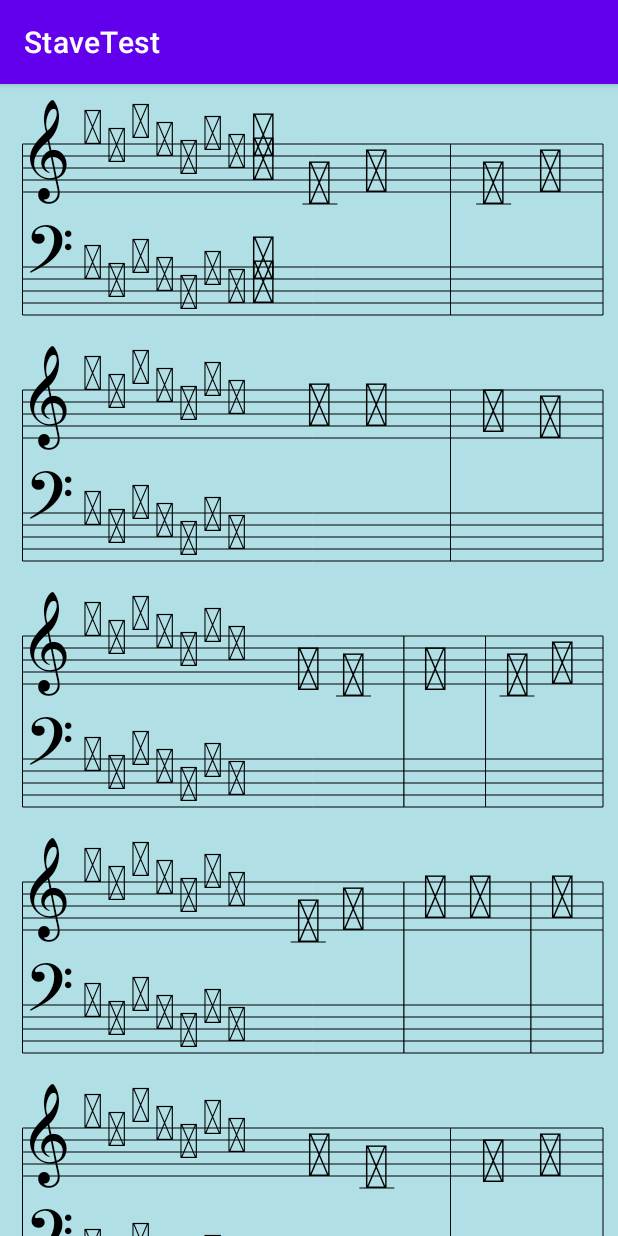
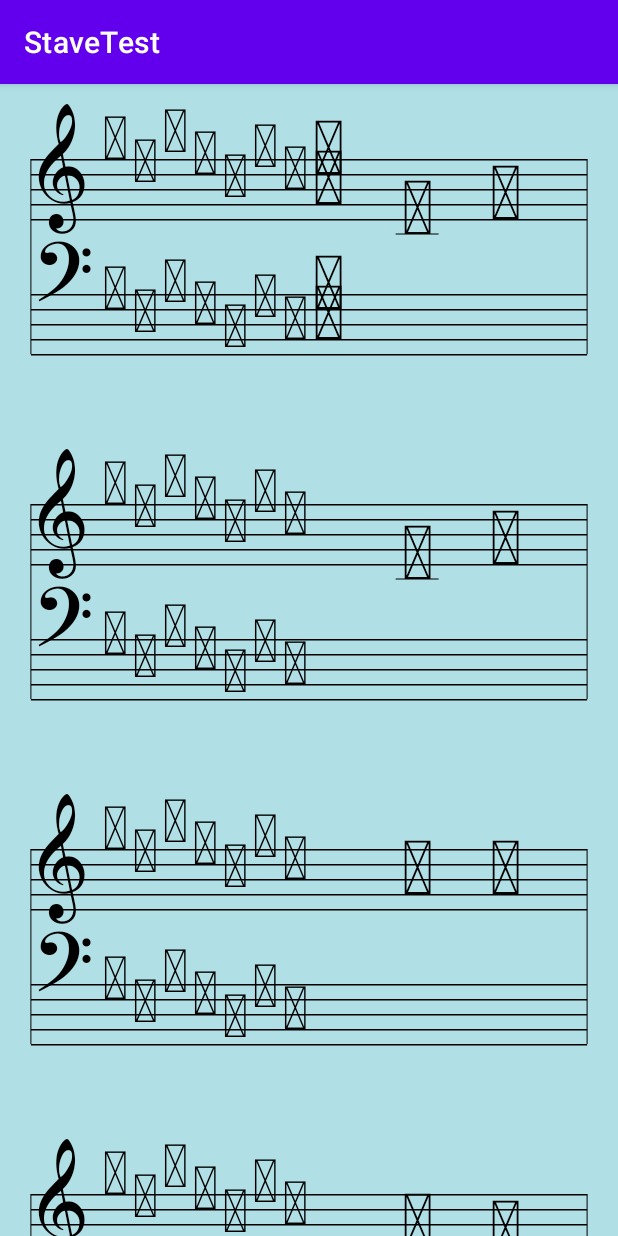
Before and after one commit to florinmuscalu/Zekon-Music-Skore, an Android app: the screen it shows after launch (MainActivity), on a phone screen of 412 x 824 dp. Run offline under Robolectric (Android 15) with nearby library versions, the phone set to English and light mode, and no system bars; 1 statement that could not run was skipped.

Commit message:
Lots of bug fixes.

```diff
--- a/app/src/main/java/com/example/stavetest/MainActivity.java
+++ b/app/src/main/java/com/example/stavetest/MainActivity.java
@@ -35,12 +35,12 @@
         s.setSecondStaveClef(FM_ClefValue.BASS);
         s.setTimeSignature(FM_TimeSignature._4_4);
         s.setKeySignature(FM_KeySignatureValue.DOb);
-        s.setDistanceBetweenStaveLines(8);
+        s.setDistanceBetweenStaveLines(10);
         s.setNoteSpacing(0);
         s.setTimeSignature(FM_TimeSignature._2_4);
         s.setKeySignature(FM_KeySignatureValue.DOsharp);
         s.setAlign(FM_Align.CENTER);
-
+        s.setPaddingT(5);
         addSimpleMelodic();
         addRandom();
 
--- a/app/src/main/java/ro/florinm/FM_Score/FM_Note.java
+++ b/app/src/main/java/ro/florinm/FM_Score/FM_Note.java
@@ -125,7 +125,7 @@
         String s = FM_Const.FillNote;
         if (duration == 1 || duration == 51) s = FM_Const._1Note;
         if (duration == 2 || duration == 52) s = FM_Const.EmptyNote;
-        if (all) s = toString();
+        if (all) s = toStringNote();
         return font.measureText(s);
     }
 
@@ -139,7 +139,7 @@
     }
 
     public float WidthAllNoDot(Paint font) {
-        return WidthAll(font) - font.measureText(toStringDot()) - paddingDot;
+        return WidthAll(font, false) - font.measureText(toStringDot()) - paddingDot;
     }
 
     public void DrawNote(Canvas canvas) {
@@ -150,7 +150,7 @@
         float dy;
         boolean l = false;
         float offset = getDisplacement();
-        if (offset >= 5.0f || offset <= 1.0f) l = true;
+        if (offset >= 5.0f || offset < 0.0f) l = true;
         dy = StartY1 + offset * Stave.getDistanceBetweenStaveLines();
         if (l) {
             if (offset >= 5.0f)
@@ -158,8 +158,8 @@
                     ly = StartY1 + i * Stave.getDistanceBetweenStaveLines();
                     canvas.drawLine(StartX + padding + WidthAccidental(Stave.StaveFont) + paddingNote - Stave.getDistanceBetweenStaveLines() / 3, ly, StartX + padding + WidthAccidental(Stave.StaveFont) + paddingNote + WidthNote(Stave.StaveFont) + Stave.getDistanceBetweenStaveLines() / 3, ly, Stave.StaveLineColor);
                 }
-            if (offset <= 1.0f)
-                for (int i = 1; i >= offset; i--) {
+            if (offset < 0.0f)
+                for (int i = -1; i >= offset; i--) {
                     ly = StartY1 + i * Stave.getDistanceBetweenStaveLines();
                     canvas.drawLine(StartX + padding + WidthAccidental(Stave.StaveFont) + paddingNote - Stave.getDistanceBetweenStaveLines() / 3, ly, StartX + padding + WidthAccidental(Stave.StaveFont) + paddingNote + WidthNote(Stave.StaveFont) + Stave.getDistanceBetweenStaveLines() / 3, ly, Stave.StaveLineColor);
                 }
--- a/app/src/main/java/ro/florinm/FM_Score/FM_Score.java
+++ b/app/src/main/java/ro/florinm/FM_Score/FM_Score.java
@@ -29,12 +29,11 @@
     protected Paint StaveFont;
     FM_KeySignature FirstStaveKey, SecondStaveKey;
     private float DistanceBetweenStaveLines;
-    private float DistanceBetweenStaves;
-    private float DistanceBetweenLines;
+    private float DistanceBetweenStaves_cnt;                //Distance between Staves as number of distances between lines
+    private float DistanceBetweenRows_cnt;                 //Distance between Rows of staves as number of distances between lines
     protected Paint StaveLineColor;
-    private float PaddingTop;
-    float PaddingStart;
-    float PaddingEnd;
+    private float PaddingT_cnt, PaddingS_p, PaddingE_p;     //padding Start and padding End are set as percentange of the total width
+    private float PaddingS, PaddingE;                       //padding Top is set as number of Distances between Lines.
     private boolean StartBar;
     private boolean EndBar;
     @FM_ClefValue private int FirstStaveClef, SecondStaveClef;
@@ -63,14 +62,14 @@
         StaveFont = new Paint();
         StaveFont.setAntiAlias(true);
         StaveFont.setTypeface(bravura);
-        StaveFont.setColor(StaveLineColor.getColor());
+        StaveFont.setColor(Color);
         Lines = 1;
         setDistanceBetweenStaveLines(10);
-        setDistanceBetweenStaves(50);
-        setDistanceBetweenLines(50);
-        setPaddingTop(40);
-        setPaddingStart(15);
-        setPaddingEnd(10);
+        setDistanceBetweenStaves(5);
+        setDistanceBetweenRows(10);
+        setPaddingT(5);
+        setPaddingS(5);
+        setPaddingE(5);
         setStartBar(true);
         setEndBar(true);
         StaffCount = FM_StaffCount._1;
@@ -125,11 +124,17 @@
     @Override
     protected void onMeasure(int widthMeasureSpec, int heightMeasureSpec) {
         try {
-            int MaxHeight = (int) (PaddingTop + (Lines * (4 * DistanceBetweenStaveLines + DistanceBetweenLines)));
+            int MaxHeight = (int) (getPaddingT() + (Lines * (4 * DistanceBetweenStaveLines + getDistanceBetweenRows())));
             if (StaffCount == FM_StaffCount._2)
-                MaxHeight = MaxHeight + Lines * (int)(DistanceBetweenStaves + 4 * DistanceBetweenStaveLines);
+                MaxHeight = MaxHeight + Lines * (int)(getDistanceBetweenStaves() + 4 * DistanceBetweenStaveLines);
+
             heightMeasureSpec = MeasureSpec.makeMeasureSpec(MaxHeight, MeasureSpec.AT_MOST);
             getLayoutParams().height = MaxHeight;
+//            int tmp = MeasureSpec.makeMeasureSpec(MaxHeight, MeasureSpec.AT_MOST);
+//            if (tmp > heightMeasureSpec) {
+//                heightMeasureSpec = tmp;
+//                getLayoutParams().height = MaxHeight;
+//            }
         } catch (Exception ignored) {
         } finally {
             super.onMeasure(widthMeasureSpec, heightMeasureSpec);
@@ -138,9 +143,11 @@
 
     @Override
     public void onSizeChanged(int width, int height, int old_width, int old_height) {
+        if (width < 100) width = 100;
         super.onSizeChanged(width, height, old_width, old_height);
         this.width = width;
-        this.height = height;
+        PaddingS = PaddingS_p * width / 100.f;
+        PaddingE = PaddingE_p * width / 100.f;
         ComputeLines();
         invalidate();
         requestLayout();
@@ -149,8 +156,8 @@
     @SuppressLint("DrawAllocation")
     @Override
     protected void onDraw(Canvas canvas) {
-        float ys1 = PaddingTop;
-        float ys2 = PaddingTop;
+        float ys1 = getPaddingT();
+        float ys2;
         float BarYs = 0;
         float BarYe = 0;
         for (int l = 0; l < Lines; l++) {
@@ -158,23 +165,23 @@
             BarYs = ys1;
             BarYe = ys1 + 4 * DistanceBetweenStaveLines;
             //draw stave lines
-            for (int i = 0; i < 5; i++) canvas.drawLine(PaddingStart, ys1 + i * DistanceBetweenStaveLines, width - PaddingEnd, ys1 + i * DistanceBetweenStaveLines, StaveLineColor);
+            for (int i = 0; i < 5; i++) canvas.drawRect(PaddingS, ys1 + i * DistanceBetweenStaveLines, width - PaddingE, ys1 + i * DistanceBetweenStaveLines + FM_Const.dpTOpx(context, 1), StaveLineColor);
             //draw clef
             if (FirstStaveClef == FM_ClefValue.TREBLE) DrawTrebleClef(canvas, ys1);
             else DrawBassClef(canvas, ys1);
             //draw keySignature
-            FirstStaveKey.SetDrawParameters(PaddingStart + getClefWidth(), ys1, ys1);
+            FirstStaveKey.SetDrawParameters(PaddingS + getClefWidth(), ys1, ys1);
             FirstStaveKey.DrawNote(canvas);
             //draw timeSignature
             if (l == 0) DrawTimeSignature(canvas, ys1);
 
             if (StaffCount == FM_StaffCount._2) {
-                ys2 = ys1 + (DistanceBetweenStaves + 4 * DistanceBetweenStaveLines);
+                ys2 = ys1 + (getDistanceBetweenStaves() + 4 * DistanceBetweenStaveLines);
                 BarYe = ys2 + 4 * DistanceBetweenStaveLines;
-                for (int i = 0; i < 5; i++) canvas.drawLine(PaddingStart, ys2 + i * DistanceBetweenStaveLines, width - PaddingEnd, ys2 + i * DistanceBetweenStaveLines, StaveLineColor);
+                for (int i = 0; i < 5; i++) canvas.drawRect(PaddingS, ys2 + i * DistanceBetweenStaveLines, width - PaddingE, ys2 + i * DistanceBetweenStaveLines + FM_Const.dpTOpx(context, 1), StaveLineColor);
                 if (SecondStaveClef == FM_ClefValue.TREBLE) DrawTrebleClef(canvas, ys2);
                 else DrawBassClef(canvas, ys2);
-                SecondStaveKey.SetDrawParameters(PaddingStart + getClefWidth(), ys2, ys2);
+                SecondStaveKey.SetDrawParameters(PaddingS + getClefWidth(), ys2, ys2);
                 SecondStaveKey.DrawNote(canvas);
                 if (l == 0) DrawTimeSignature(canvas, ys2);
 
@@ -188,14 +195,14 @@
                     int height = bounds.height();
                     f.setTextSize(f.getTextSize() * (BarYe - BarYs) / height);
                     f.setColor(StaveFont.getColor());
-                    canvas.drawText(FM_Const.Bracket, PaddingStart - f.measureText(FM_Const.Bracket) - 2, ys2 + 4 * DistanceBetweenStaveLines, f);
+                    canvas.drawText(FM_Const.Bracket, PaddingS - f.measureText(FM_Const.Bracket) - 2, ys2 + 4 * DistanceBetweenStaveLines, f);
                 }
                 //End Draw Bracket
             }
 
-            if (StartBar) canvas.drawLine(PaddingStart, BarYs, PaddingStart, BarYe, StaveLineColor);
-            if (EndBar) canvas.drawLine(width - PaddingEnd, BarYs, width - PaddingEnd, BarYe, StaveLineColor);
-            ys1 = ys2 + (DistanceBetweenLines + 4 * DistanceBetweenStaveLines);
+            if (StartBar) canvas.drawLine(PaddingS, BarYs, PaddingS, BarYe, StaveLineColor);
+            if (EndBar) canvas.drawLine(width - PaddingE, BarYs, width - PaddingE, BarYe, StaveLineColor);
+            ys1 = ys2 + (getDistanceBetweenRows() + 4 * DistanceBetweenStaveLines);
         }
 
         for (int i = 0; i < StaveNotes.size(); i++) StaveNotes.get(i).DrawNote(canvas);
@@ -204,11 +211,11 @@
         for (int j = 0; j < Beams.size(); j++) Beams.get(j).Draw(this, canvas);
 
         if (EndBar) {
-            canvas.drawRect(width - PaddingEnd - FM_Const.dpTOpx(context,DistanceBetweenStaveLines / 7), BarYs, width - PaddingEnd, BarYe, StaveLineColor);
-            canvas.drawRect(width - PaddingEnd - FM_Const.dpTOpx(context,DistanceBetweenStaveLines * 2 / 7), BarYs, width - PaddingEnd - FM_Const.dpTOpx(context,DistanceBetweenStaveLines *17 / 70), BarYe, StaveLineColor);
+            canvas.drawRect(width - PaddingE - FM_Const.dpTOpx(context,DistanceBetweenStaveLines / 7), BarYs, width - PaddingE, BarYe, StaveLineColor);
+            canvas.drawRect(width - PaddingE - FM_Const.dpTOpx(context,DistanceBetweenStaveLines * 2 / 7), BarYs, width - PaddingE - FM_Const.dpTOpx(context,DistanceBetweenStaveLines *17 / 70), BarYe, StaveLineColor);
 
-            //canvas.drawLine(width - PaddingEnd - 10, BarYs, width - PaddingEnd - 10, BarYe, StaveLineColor);
-            //canvas.drawLine(width - PaddingEnd - 11, BarYs, width - PaddingEnd - 11, BarYe, StaveLineColor);
+            //canvas.drawLine(width - PaddingE - 10, BarYs, width - PaddingE - 10, BarYe, StaveLineColor);
+            //canvas.drawLine(width - PaddingE - 11, BarYs, width - PaddingE - 11, BarYe, StaveLineColor);
         }
         invalidate();
         requestLayout();
@@ -242,32 +249,36 @@
         requestLayout();
     }
 
-    public int getPaddingStart() {
-        return (int)PaddingStart;
+    public float getPaddingS() {
+        return PaddingS;
     }
 
-    public void setPaddingStart(int p) {
-        PaddingStart = FM_Const.dpTOpx(context, p);
+    public void setPaddingS(float percent) {
+        PaddingS_p = percent;
+        if (width < 100) width = 100;
+        PaddingS = percent * width / 100.f;
         invalidate();
         requestLayout();
     }
 
-    public int getPaddingTop() {
-        return (int)PaddingTop;
+    public float getPaddingT() {
+        return PaddingT_cnt * DistanceBetweenStaveLines;
     }
 
-    public void setPaddingTop(int p) {
-        PaddingTop = FM_Const.dpTOpx(context, p);
+    public void setPaddingT(float count) {
+        PaddingT_cnt = count;
         invalidate();
         requestLayout();
     }
 
-    public int getPaddingEnd() {
-        return (int)PaddingEnd;
+    public float getPaddingE() {
+        return PaddingE;
     }
 
-    public void setPaddingEnd(int p) {
-        PaddingEnd = FM_Const.dpTOpx(context, p);
+    public void setPaddingE(float percent) {
+        PaddingE_p = percent;
+        if (width < 100) width = 100;
+        PaddingE = percent * width / 100.f;;
         invalidate();
         requestLayout();
     }
@@ -283,39 +294,39 @@
         requestLayout();
     }
 
-    public float getDistanceBetweenLines() {
-        return DistanceBetweenLines;
+    public float getDistanceBetweenRows() {
+        return DistanceBetweenRows_cnt * DistanceBetweenStaveLines;
     }
 
-    public void setDistanceBetweenLines(float d) {
-        DistanceBetweenLines = FM_Const.dpTOpx(context, d);
+    public void setDistanceBetweenRows(float d) {
+        DistanceBetweenRows_cnt = d;
         invalidate();
         requestLayout();
     }
 
     public float getDistanceBetweenStaves() {
-        return DistanceBetweenStaves;
+        return DistanceBetweenStaves_cnt * DistanceBetweenStaveLines;
     }
 
     public void setDistanceBetweenStaves(float d) {
-        DistanceBetweenStaves = FM_Const.dpTOpx(context, d);
+        DistanceBetweenStaves_cnt = d;
         invalidate();
         requestLayout();
     }
 
     @Override
     public boolean onTouchEvent(MotionEvent event) {
-        super.onTouchEvent(event);
-
-        switch (event.getAction()) {
-            case MotionEvent.ACTION_DOWN:
-                return true;
-
-            case MotionEvent.ACTION_UP:
-                performClick();
-                return true;
-        }
-        return false;
+        return super.onTouchEvent(event);
+//
+//        switch (event.getAction()) {
+//            case MotionEvent.ACTION_DOWN:
+//                return true;
+//
+//            case MotionEvent.ACTION_UP:
+//                performClick();
+//                return true;
+//        }
+//        return false;
     }
 
     @Override
@@ -372,12 +383,12 @@
 
     private void DrawTrebleClef(Canvas canvas, float y){
         StaveFont.setColor(StaveLineColor.getColor());
-        canvas.drawText(FM_Const.TrebleClef, PaddingStart+FM_Const.spTOpx(context, 3), y + 3 * DistanceBetweenStaveLines, StaveFont);
+        canvas.drawText(FM_Const.TrebleClef, PaddingS+FM_Const.spTOpx(context, 3), y + 3 * DistanceBetweenStaveLines, StaveFont);
     }
 
     private void DrawBassClef(Canvas canvas, float y){
         StaveFont.setColor(StaveLineColor.getColor());
-        canvas.drawText(FM_Const.BassClef, PaddingStart+FM_Const.spTOpx(context, 3), y + 1 * DistanceBetweenStaveLines, StaveFont);
+        canvas.drawText(FM_Const.BassClef, PaddingS+FM_Const.spTOpx(context, 3), y + 1 * DistanceBetweenStaveLines, StaveFont);
     }
 
     protected float getTimeSignatureWidth(){
@@ -389,25 +400,29 @@
     private void DrawTimeSignature(Canvas canvas, float y){
         StaveFont.setColor(StaveLineColor.getColor());
         if (TimeSignature == FM_TimeSignature._4_4) {
-            canvas.drawText(FM_Const._4, PaddingStart + getClefWidth() + FirstStaveKey.WidthAll(StaveFont), y + 1 * DistanceBetweenStaveLines, StaveFont);
-            canvas.drawText(FM_Const._4, PaddingStart + getClefWidth() + FirstStaveKey.WidthAll(StaveFont), y + 3 * DistanceBetweenStaveLines, StaveFont);
+            canvas.drawText(FM_Const._4, PaddingS + getClefWidth() + FirstStaveKey.WidthAll(StaveFont), y + 1 * DistanceBetweenStaveLines, StaveFont);
+            canvas.drawText(FM_Const._4, PaddingS + getClefWidth() + FirstStaveKey.WidthAll(StaveFont), y + 3 * DistanceBetweenStaveLines, StaveFont);
         }
         if (TimeSignature == FM_TimeSignature._2_4) {
-            canvas.drawText(FM_Const._2, PaddingStart + getClefWidth() + FirstStaveKey.WidthAll(StaveFont), y + 1 * DistanceBetweenStaveLines, StaveFont);
-            canvas.drawText(FM_Const._4, PaddingStart + getClefWidth() + FirstStaveKey.WidthAll(StaveFont), y + 3 * DistanceBetweenStaveLines, StaveFont);
+            canvas.drawText(FM_Const._2, PaddingS + getClefWidth() + FirstStaveKey.WidthAll(StaveFont), y + 1 * DistanceBetweenStaveLines, StaveFont);
+            canvas.drawText(FM_Const._4, PaddingS + getClefWidth() + FirstStaveKey.WidthAll(StaveFont), y + 3 * DistanceBetweenStaveLines, StaveFont);
         }
         if (TimeSignature == FM_TimeSignature._3_4) {
-            canvas.drawText(FM_Const._3, PaddingStart + getClefWidth() + FirstStaveKey.WidthAll(StaveFont), y + 1 * DistanceBetweenStaveLines, StaveFont);
-            canvas.drawText(FM_Const._4, PaddingStart + getClefWidth() + FirstStaveKey.WidthAll(StaveFont), y + 3 * DistanceBetweenStaveLines, StaveFont);
+            canvas.drawText(FM_Const._3, PaddingS + getClefWidth() + FirstStaveKey.WidthAll(StaveFont), y + 1 * DistanceBetweenStaveLines, StaveFont);
+            canvas.drawText(FM_Const._4, PaddingS + getClefWidth() + FirstStaveKey.WidthAll(StaveFont), y + 3 * DistanceBetweenStaveLines, StaveFont);
         }
         if (TimeSignature == FM_TimeSignature._3_2) {
-            canvas.drawText(FM_Const._3, PaddingStart + getClefWidth() + FirstStaveKey.WidthAll(StaveFont), y + 1 * DistanceBetweenStaveLines, StaveFont);
-            canvas.drawText(FM_Const._2, PaddingStart + getClefWidth() + FirstStaveKey.WidthAll(StaveFont), y + 3 * DistanceBetweenStaveLines, StaveFont);
+            canvas.drawText(FM_Const._3, PaddingS + getClefWidth() + FirstStaveKey.WidthAll(StaveFont), y + 1 * DistanceBetweenStaveLines, StaveFont);
+            canvas.drawText(FM_Const._2, PaddingS + getClefWidth() + FirstStaveKey.WidthAll(StaveFont), y + 3 * DistanceBetweenStaveLines, StaveFont);
         }
     }
 
     public void addStaffNote(FM_BaseNote n){
         addStaffNote(n, FirstStaveClef,false, false, false);
+    }
+
+    public void clearStaffNotes(){
+        StaveNotes.clear();
     }
 
     public void addStaffNote(FM_BaseNote n, @FM_ClefValue int clef){
@@ -436,7 +451,7 @@
 
     public void addStaffNote(FM_BaseNote n, @FM_ClefValue int clef, boolean addToBeam, boolean addToTuple, boolean addToTie){
         if (n instanceof FM_BarNote) clef = FirstStaveClef;
-        if (clef == SecondStaveClef) StaffCount = FM_StaffCount._2;
+        if (clef != FirstStaveClef && clef == SecondStaveClef) StaffCount = FM_StaffCount._2;
         n.setClef(clef);
         n.setColor(Color);
         n.setContext(context);
@@ -444,12 +459,13 @@
         if (n instanceof FM_Note && addToBeam) AddToBeam((FM_Note)n);
         if (n instanceof FM_Note && addToTuple) AddToTuple((FM_Note)n);
         if (n instanceof FM_Note && addToTie) AddToTie((FM_Note)n);
+        ComputeLines();
     }
 
     public void addChord(List<FM_Note> n, @FM_ClefValue List<Integer> clef) {
         FM_Chord C = new FM_Chord(this);
         for (int i = 0; i < n.size(); i++) {
-            if (clef.get(i) == SecondStaveClef) StaffCount = FM_StaffCount._2;
+            if (clef.get(i) != FirstStaveClef && clef.get(i) == SecondStaveClef) StaffCount = FM_StaffCount._2;
             n.get(i).setClef(clef.get(i));
             n.get(i).setColor(Color);
             n.get(i).setContext(context);
@@ -457,17 +473,18 @@
         }
         C.Compute(StaveFont);
         StaveNotes.add(C);
+        ComputeLines();
     }
 
     private void ComputeLines() {
         if (StaveNotes.size() == 0) return;
         int l = 1;
-        float startX = PaddingStart + getClefWidth() + getTimeSignatureWidth() + SecondStaveKey.WidthAll(StaveFont);
-        float endX = width - PaddingEnd - 15;
-        float ys1 = PaddingTop;
-        float ys2 = PaddingTop;
+        float startX = PaddingS + getClefWidth() + getTimeSignatureWidth() + SecondStaveKey.WidthAll(StaveFont);
+        float endX = width - PaddingE - 15;
+        float ys1 = getPaddingT();
+        float ys2 = getPaddingT();
         if (StaffCount == FM_StaffCount._2)
-            ys2 = ys1 + (DistanceBetweenStaves + 4 * DistanceBetweenStaveLines);
+            ys2 = ys1 + (getDistanceBetweenStaves() + 4 * DistanceBetweenStaveLines);
 
         if (Align == FM_Align.ALIGN_LEFT_NOTES) {
             float X = startX;
@@ -478,11 +495,11 @@
                     if (last_note instanceof FM_BarNote) last_note.setVisible(false);
                     l++;
                     X = startX;
-                    ys1 = ys2 + (DistanceBetweenLines + 4 * DistanceBetweenStaveLines);
+                    ys1 = ys2 + (getDistanceBetweenRows() + 4 * DistanceBetweenStaveLines);
                     ys2 = ys1;
                 }
                 if (StaffCount == FM_StaffCount._2)
-                    ys2 = ys1 + (DistanceBetweenStaves + 4 * DistanceBetweenStaveLines);
+                    ys2 = ys1 + (getDistanceBetweenStaves() + 4 * DistanceBetweenStaveLines);
                 if (StaveNotes.get(i).clef == FirstStaveClef)
                     StaveNotes.get(i).SetDrawParameters(X, ys1, ys2);
                 if (StaveNotes.get(i).clef == SecondStaveClef)
@@ -508,7 +525,7 @@
                 else if (X + w > endX) {
                     l++;
                     X = startX;
-                    ys1 = ys2 + (DistanceBetweenLines + 4 * DistanceBetweenStaveLines);
+                    ys1 = ys2 + (getDistanceBetweenRows() + 4 * DistanceBetweenStaveLines);
                     ys2 = ys1;
                     if (bar_cnt>0) {
                         bar_cnt = 0;
@@ -518,7 +535,7 @@
                     }
                 }
                 if (StaffCount == FM_StaffCount._2)
-                    ys2 = ys1 + (DistanceBetweenStaves + 4 * DistanceBetweenStaveLines);
+                    ys2 = ys1 + (getDistanceBetweenStaves() + 4 * DistanceBetweenStaveLines);
                 if (StaveNotes.get(i).clef == FirstStaveClef)
                     StaveNotes.get(i).SetDrawParameters(X, ys1, ys2);
                 if (StaveNotes.get(i).clef == SecondStaveClef)
```
Also changed, not shown: app/src/main/java/ro/florinm/FM_Score/FM_Const.java (+57 -0 lines).
